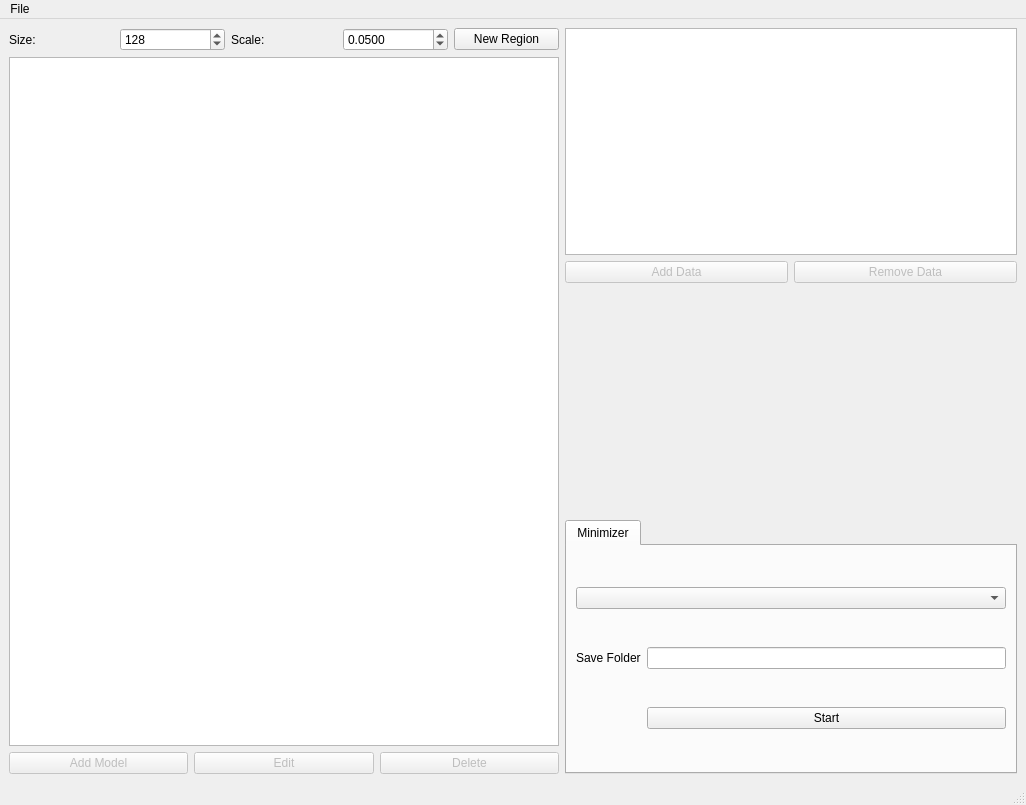
bkloppenborg/simtoi, file src/QT/gui_main.ui: the form before one commit.
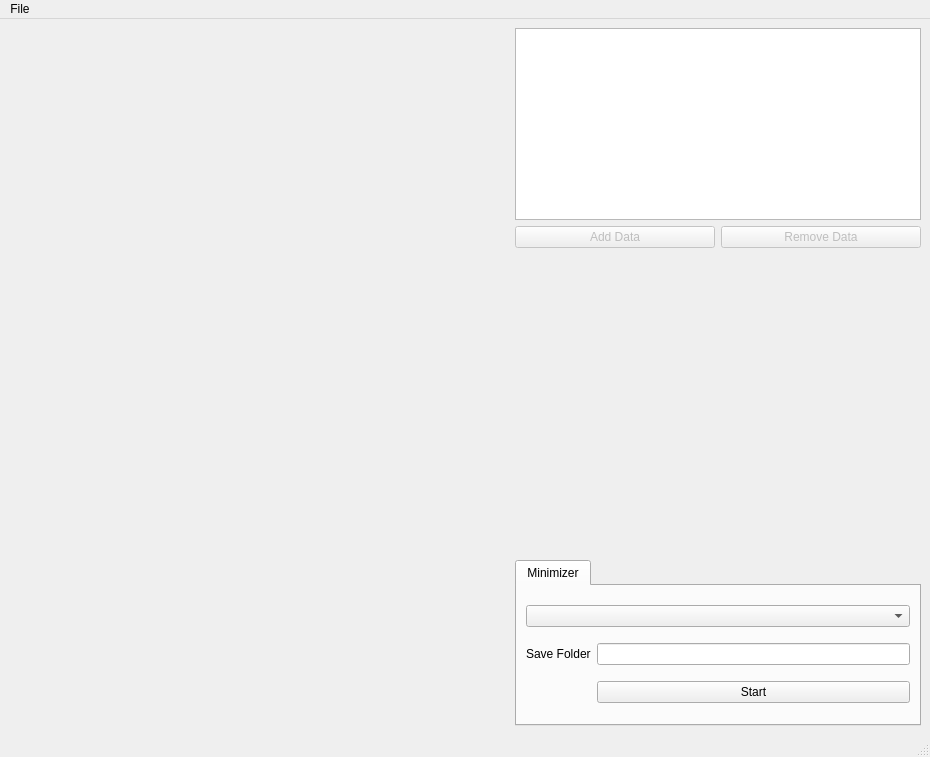
The form after the commit. Custom widgets are drawn as their Qt base class.

Commit message: Refactored the model editing area into its own widget.

Diff of the .ui file:
```diff
--- a/src/QT/gui_main.ui
+++ b/src/QT/gui_main.ui
@@ -6,76 +6,32 @@
    <rect>
     <x>0</x>
     <y>0</y>
-    <width>1026</width>
-    <height>805</height>
+    <width>930</width>
+    <height>757</height>
    </rect>
   </property>
   <property name="windowTitle">
    <string>MainWindow</string>
   </property>
   <widget class="QWidget" name="centralwidget">
-   <layout class="QGridLayout" name="gridLayout_4">
-    <item row="0" column="0">
-     <layout class="QGridLayout" name="gridLayout">
-      <item row="0" column="3">
-       <widget class="QDoubleSpinBox" name="spinModelScale">
-        <property name="decimals">
-         <number>4</number>
-        </property>
-        <property name="minimum">
-         <double>0.000000000000000</double>
-        </property>
-        <property name="maximum">
-         <double>1.000000000000000</double>
-        </property>
-        <property name="singleStep">
-         <double>0.050000000000000</double>
-        </property>
-        <property name="value">
-         <double>0.050000000000000</double>
-        </property>
-       </widget>
-      </item>
-      <item row="0" column="4">
-       <widget class="QPushButton" name="btnNewModelArea">
-        <property name="text">
-         <string>New Region</string>
-        </property>
-       </widget>
-      </item>
-      <item row="0" column="0">
-       <widget class="QLabel" name="label">
-        <property name="text">
-         <string>Size:</string>
-        </property>
-       </widget>
-      </item>
-      <item row="0" column="1">
-       <widget class="QSpinBox" name="spinModelSize">
-        <property name="minimum">
-         <number>64</number>
-        </property>
-        <property name="maximum">
-         <number>2048</number>
-        </property>
-        <property name="singleStep">
-         <number>64</number>
-        </property>
-        <property name="value">
-         <number>128</number>
-        </property>
-       </widget>
-      </item>
-      <item row="0" column="2">
-       <widget class="QLabel" name="label_2">
-        <property name="text">
-         <string>Scale:</string>
-        </property>
-       </widget>
-      </item>
-     </layout>
+   <layout class="QGridLayout" name="gridLayout">
+    <item row="0" column="0" rowspan="3">
+     <widget class="wModels" name="wModelParameterEditor" native="true">
+      <property name="sizePolicy">
+       <sizepolicy hsizetype="Preferred" vsizetype="Expanding">
+        <horstretch>0</horstretch>
+        <verstretch>0</verstretch>
+       </sizepolicy>
+      </property>
+      <property name="minimumSize">
+       <size>
+        <width>500</width>
+        <height>0</height>
+       </size>
+      </property>
+     </widget>
     </item>
-    <item row="0" column="1" rowspan="2">
+    <item row="0" column="1">
      <layout class="QHBoxLayout" name="topRightLayout">
       <item>
        <layout class="QVBoxLayout" name="verticalLayout">
@@ -117,66 +73,17 @@
       </item>
      </layout>
     </item>
-    <item row="1" column="0" rowspan="3">
-     <widget class="QTreeView" name="treeModels">
-      <property name="sizePolicy">
-       <sizepolicy hsizetype="Expanding" vsizetype="MinimumExpanding">
-        <horstretch>0</horstretch>
-        <verstretch>0</verstretch>
-       </sizepolicy>
-      </property>
+    <item row="1" column="1">
+     <widget class="QWidget" name="widget" native="true">
       <property name="minimumSize">
        <size>
-        <width>550</width>
-        <height>0</height>
+        <width>0</width>
+        <height>300</height>
        </size>
       </property>
-      <attribute name="headerMinimumSectionSize">
-       <number>1</number>
-      </attribute>
      </widget>
     </item>
-    <item row="4" column="0">
-     <layout class="QGridLayout" name="gridLayout_2">
-      <property name="verticalSpacing">
-       <number>2</number>
-      </property>
-      <item row="0" column="0">
-       <widget class="QPushButton" name="btnAddModel">
-        <property name="enabled">
-         <bool>false</bool>
-        </property>
-        <property name="text">
-         <string>Add Model</string>
-        </property>
-       </widget>
-      </item>
-      <item row="0" column="2">
-       <widget class="QPushButton" name="btnRemoveModel">
-        <property name="enabled">
-         <bool>false</bool>
-        </property>
-        <property name="text">
-         <string>Delete</string>
-        </property>
-       </widget>
-      </item>
-      <item row="0" column="1">
-       <widget class="QPushButton" name="btnEditModel">
-        <property name="enabled">
-         <bool>false</bool>
-        </property>
-        <property name="text">
-         <string>Edit</string>
-        </property>
-       </widget>
-      </item>
-     </layout>
-    </item>
     <item row="2" column="1">
-     <widget class="QWidget" name="widget" native="true"/>
-    </item>
-    <item row="3" column="1" rowspan="2">
      <widget class="QTabWidget" name="tabBottom">
       <property name="sizePolicy">
        <sizepolicy hsizetype="Expanding" vsizetype="Expanding">
@@ -248,7 +155,7 @@
     <rect>
      <x>0</x>
      <y>0</y>
-     <width>1026</width>
+     <width>930</width>
      <height>23</height>
     </rect>
    </property>
@@ -284,6 +191,14 @@
    </property>
   </action>
  </widget>
+ <customwidgets>
+  <customwidget>
+   <class>wModels</class>
+   <extends>QWidget</extends>
+   <header>wModels.h</header>
+   <container>1</container>
+  </customwidget>
+ </customwidgets>
  <resources/>
  <connections/>
 </ui>
```
Left out of the diff: 4 changed lines with no effect on the pictures. The commit also changes 5 other files.
